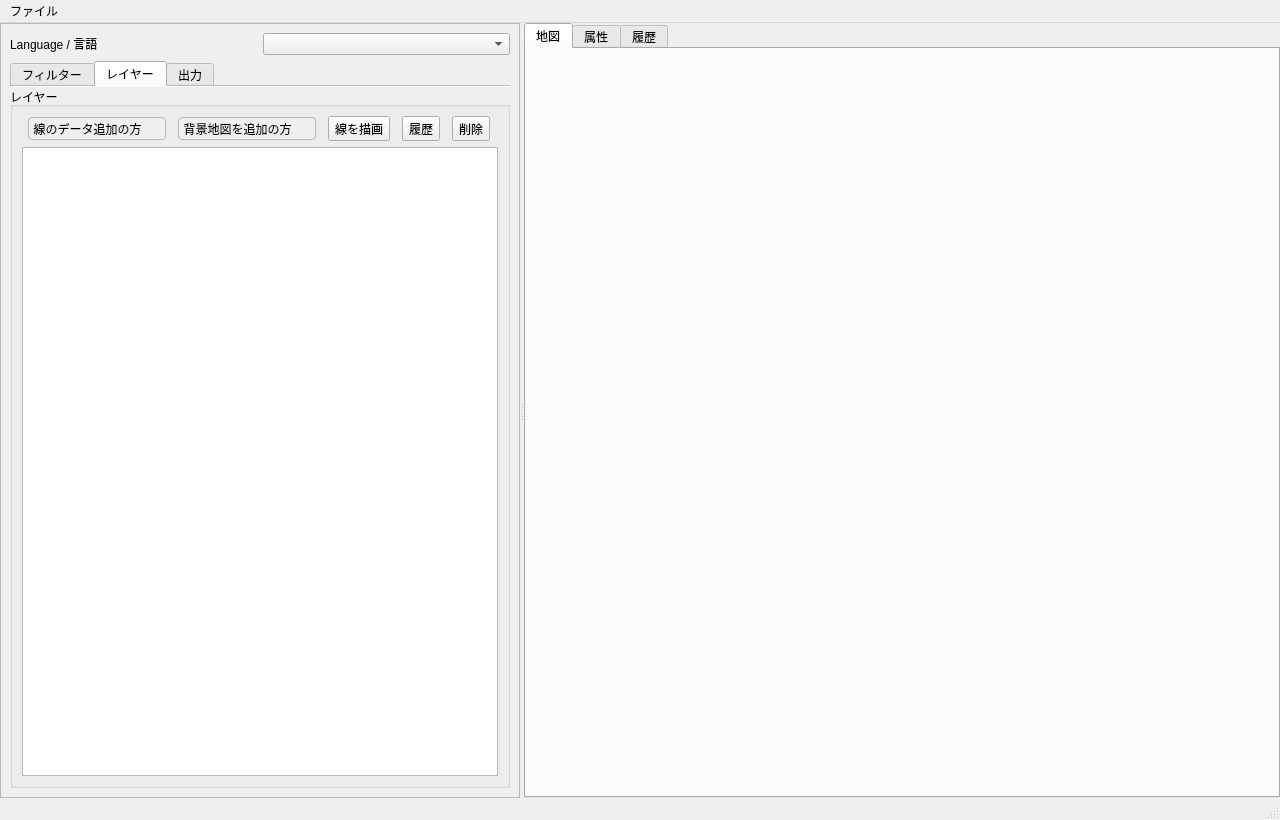
Ikumyon/NRClipBuilder, file ui/main_window.ui: the form before one commit.
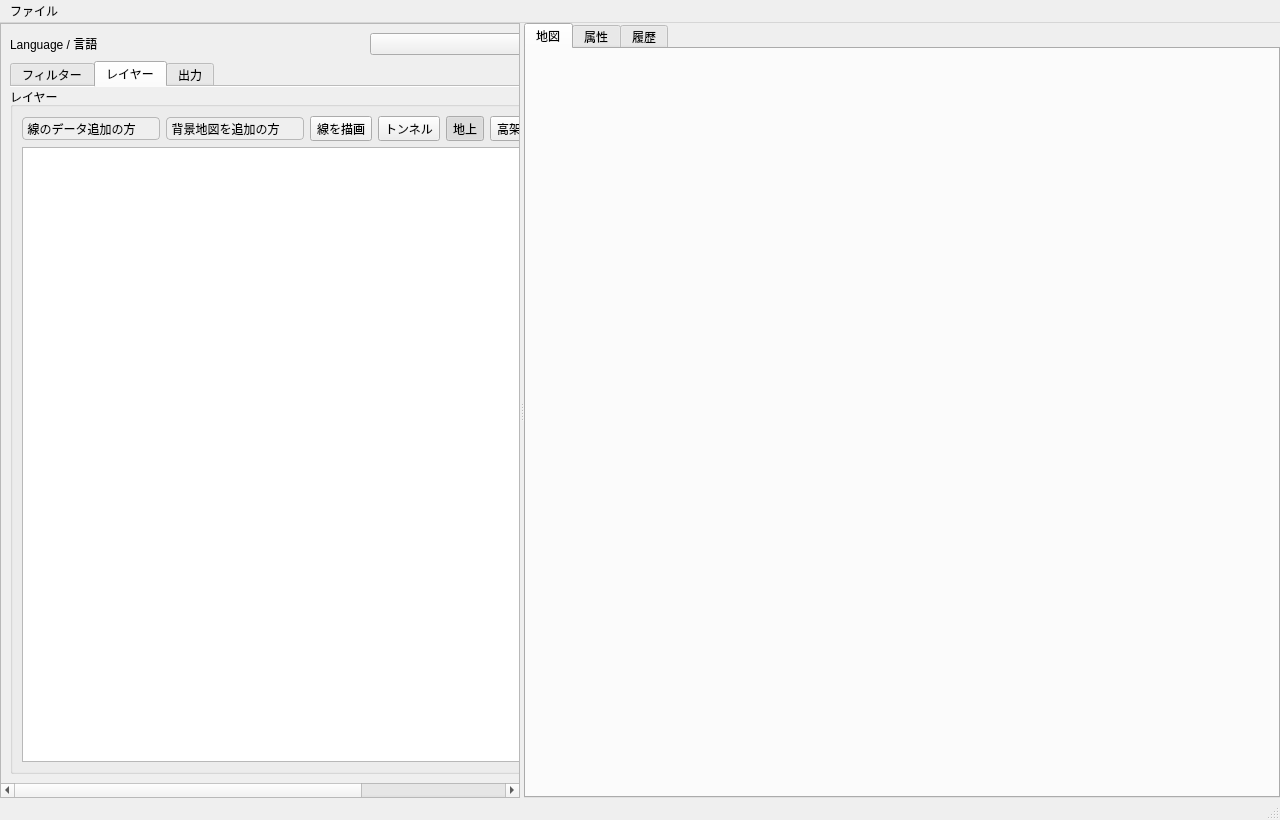
The form after the commit. The open tabs and pages were chosen to show the change.

What changed in the file:
```diff
--- a/ui/main_window.ui
+++ b/ui/main_window.ui
@@ -489,6 +489,52 @@
                 </property>
                </widget>
               </item>
+              <item>
+               <layout class="QHBoxLayout" name="draw_struct_layout">
+                <item>
+                 <widget class="QToolButton" name="draw_struct_tunnel_btn">
+                  <property name="text">
+                   <string>トンネル</string>
+                  </property>
+                  <property name="checkable">
+                   <bool>true</bool>
+                  </property>
+                  <attribute name="buttonGroup">
+                   <string notr="true">draw_struct_group</string>
+                  </attribute>
+                 </widget>
+                </item>
+                <item>
+                 <widget class="QToolButton" name="draw_struct_ground_btn">
+                  <property name="text">
+                   <string>地上</string>
+                  </property>
+                  <property name="checkable">
+                   <bool>true</bool>
+                  </property>
+                  <property name="checked">
+                   <bool>true</bool>
+                  </property>
+                  <attribute name="buttonGroup">
+                   <string notr="true">draw_struct_group</string>
+                  </attribute>
+                 </widget>
+                </item>
+                <item>
+                 <widget class="QToolButton" name="draw_struct_bridge_btn">
+                  <property name="text">
+                   <string>高架</string>
+                  </property>
+                  <property name="checkable">
+                   <bool>true</bool>
+                  </property>
+                  <attribute name="buttonGroup">
+                   <string notr="true">draw_struct_group</string>
+                  </attribute>
+                 </widget>
+                </item>
+               </layout>
+              </item>
               <item>
                <widget class="QToolButton" name="add_history_btn">
                 <property name="text">
@@ -503,6 +549,13 @@
                 </property>
                </widget>
               </item>
+              <item>
+               <widget class="QToolButton" name="edit_layer_btn">
+                <property name="text">
+                 <string>レイヤー編集</string>
+                </property>
+               </widget>
+              </item>
              </layout>
             </item>
             <item>
@@ -938,6 +991,22 @@
     <string>終了</string>
    </property>
   </action>
+  <action name="action_next_struct">
+   <property name="text">
+    <string>Next Structure</string>
+   </property>
+   <property name="shortcut">
+    <string>PgDown</string>
+   </property>
+  </action>
+  <action name="action_prev_struct">
+   <property name="text">
+    <string>Previous Structure</string>
+   </property>
+   <property name="shortcut">
+    <string>PgUp</string>
+   </property>
+  </action>
  </widget>
  <resources/>
  <connections/>
```
Left out of the diff: 3 changed lines with no effect on the pictures.
